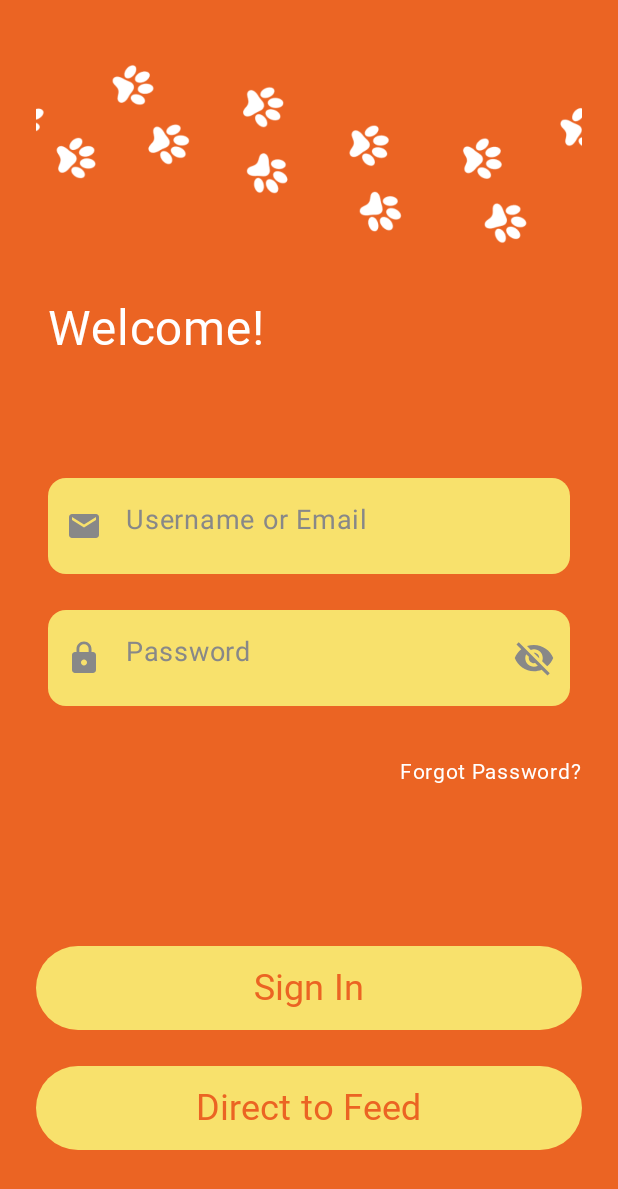
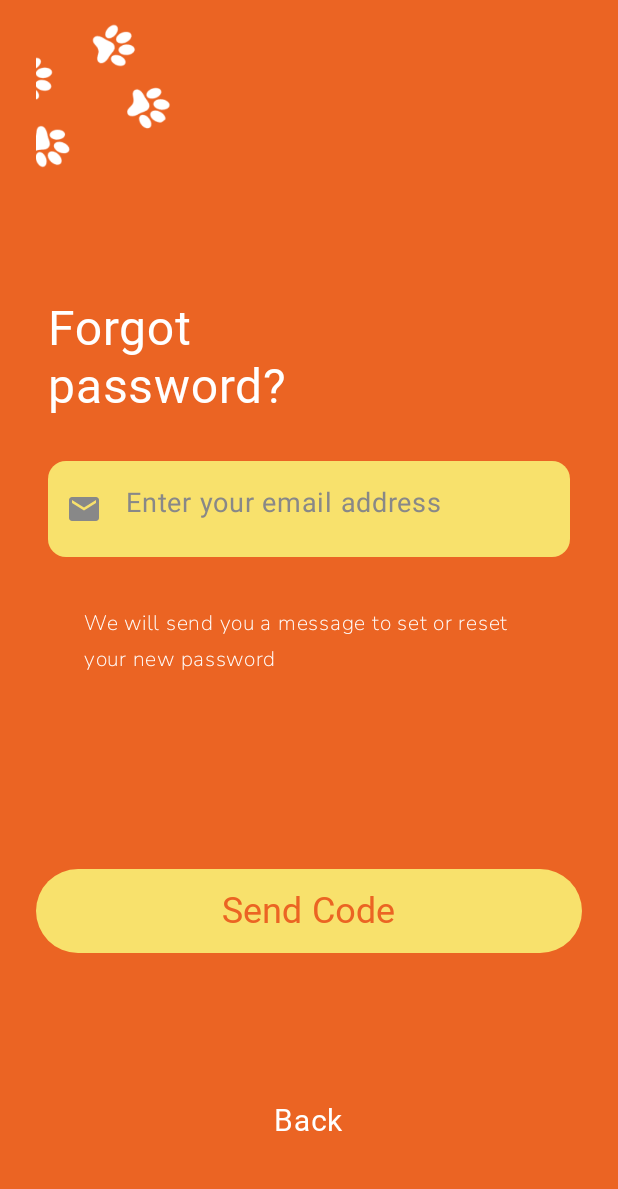
Before and after one commit to alpar-a/Petnet, an Android app built with Jetpack Compose: the screen it shows after launch (MainActivity before the commit, ForgotPasswordScreen after it), after a tap on "Forgot Password?", on a phone screen of 412 x 824 dp. Shown: the top 1189 px of the screen. Run offline under Robolectric (Android 15) with nearby library versions, the phone set to English and light mode, and no system bars; Roboto replaces fonts that are not available here.

Commit message:
added ForgotPasswordScreen

```diff
--- a/app/src/main/AndroidManifest.xml
+++ b/app/src/main/AndroidManifest.xml
@@ -33,6 +33,12 @@
             android:exported="true"
             android:label="Sign Up Screen"
             android:theme="@style/Theme.Petnet" />
+
+        <activity
+            android:name=".ForgotPasswordScreen"
+            android:exported="true"
+            android:label="Sign Up Screen"
+            android:theme="@style/Theme.Petnet" />
     </application>
 
 </manifest>
--- /dev/null
+++ b/app/src/main/java/com/example/petnet/ForgotPasswordScreen.kt
@@ -0,0 +1,163 @@
+package com.example.petnet
+
+import android.content.Intent
+import android.os.Bundle
+import androidx.activity.ComponentActivity
+import androidx.activity.compose.setContent
+import androidx.compose.foundation.Image
+import androidx.compose.foundation.clickable
+import androidx.compose.foundation.layout.Arrangement
+import androidx.compose.foundation.layout.Column
+import androidx.compose.foundation.layout.fillMaxSize
+import androidx.compose.foundation.layout.fillMaxWidth
+import androidx.compose.foundation.layout.height
+import androidx.compose.foundation.layout.padding
+import androidx.compose.foundation.layout.width
+import androidx.compose.foundation.shape.RoundedCornerShape
+import androidx.compose.material.icons.Icons
+import androidx.compose.material.icons.filled.Email
+import androidx.compose.material3.Button
+import androidx.compose.material3.ButtonDefaults
+import androidx.compose.material3.Icon
+import androidx.compose.material3.OutlinedTextField
+import androidx.compose.material3.OutlinedTextFieldDefaults
+import androidx.compose.material3.Surface
+import androidx.compose.material3.Text
+import androidx.compose.runtime.Composable
+import androidx.compose.runtime.getValue
+import androidx.compose.runtime.mutableStateOf
+import androidx.compose.runtime.remember
+import androidx.compose.runtime.setValue
+import androidx.compose.ui.Alignment
+import androidx.compose.ui.Modifier
+import androidx.compose.ui.graphics.Color
+import androidx.compose.ui.layout.ContentScale
+import androidx.compose.ui.platform.LocalContext
+import androidx.compose.ui.res.painterResource
+import androidx.compose.ui.unit.dp
+import androidx.compose.ui.unit.sp
+import com.example.petnet.ui.theme.PetnetTheme
+
+class ForgotPasswordScreen : ComponentActivity() {
+    override fun onCreate(savedInstanceState: Bundle?) {
+        super.onCreate(savedInstanceState)
+        setContent {
+            PetnetTheme {
+                Surface(
+                    modifier = Modifier.fillMaxSize(),
+                    color = Color(0xFFEB6423)
+                ) {
+                    ForgotPassword()
+                }
+            }
+        }
+    }
+}
+
+@Composable
+fun ForgotPassword() {
+    var email by remember { mutableStateOf("") }
+    val context = LocalContext.current
+
+    Column(
+        modifier = Modifier
+            .fillMaxSize()
+            .padding(horizontal = 24.dp),
+        horizontalAlignment = Alignment.Start,
+        verticalArrangement = Arrangement.Top
+    ) {
+        Image(
+            painter = painterResource(id = R.drawable.paws3),
+            contentDescription = "Paws Background",
+            modifier = Modifier
+                .width(100.dp)
+                .height(200.dp),
+            contentScale = ContentScale.FillWidth
+        )
+
+        Text(
+            text = "Forgot",
+            color = Color.White,
+            fontSize = 32.sp,
+            fontFamily = balootamma,
+            modifier = Modifier
+                .align(Alignment.Start)
+                .padding(start = 8.dp)
+        )
+        Text(
+            text = "password?",
+            color = Color.White,
+            fontSize = 32.sp,
+            fontFamily = balootamma,
+            modifier = Modifier
+                .align(Alignment.Start)
+                .padding(bottom = 30.dp, start = 8.dp)
+        )
+
+        OutlinedTextField(
+            value = email,
+            onValueChange = { email = it },
+            placeholder = {
+                Text("Enter your email address", color = Color.Gray, fontSize = 18.sp)
+            },
+            leadingIcon = {
+                Icon(Icons.Default.Email, contentDescription = null, tint = Color.Gray)
+            },
+            colors = OutlinedTextFieldDefaults.colors(
+                focusedContainerColor = Color(0xFFF8E16C),
+                unfocusedContainerColor = Color(0xFFF8E16C),
+                focusedBorderColor = Color.Transparent,
+                unfocusedBorderColor = Color.Transparent,
+                cursorColor = Color.Gray
+            ),
+            shape = RoundedCornerShape(12.dp),
+            modifier = Modifier
+                .fillMaxWidth()
+                .padding(horizontal = 8.dp)
+                .height(64.dp)
+        )
+
+        Text(
+            text = "We will send you a message to set or reset your new password",
+            color = Color.White,
+            fontSize = 14.sp,
+            fontFamily = nunitosans,
+            modifier = Modifier
+                .padding(top = 32.dp, bottom = 80.dp, start = 32.dp, end = 32.dp)
+        )
+
+        Button(
+            onClick = {
+                // Perform registration logic
+            },
+            colors = ButtonDefaults.buttonColors(containerColor = yellow),
+            shape = RoundedCornerShape(50),
+            modifier = Modifier
+                .fillMaxWidth()
+                .padding(top = 48.dp)
+                .height(56.dp),
+        ) {
+            Text(
+                text = "Send Code",
+                color = Color(0xFFEB6423),
+                fontFamily = balootamma,
+                fontSize = 24.sp
+            )
+        }
+        Text(
+            text = "Back",
+            color = Color.White,
+            fontSize = 20.sp,
+            fontFamily = balootamma,
+            modifier = Modifier
+                .padding(top = 100.dp, bottom = 10.dp)
+                .clickable {
+                    val intent = Intent(context, MainActivity::class.java)
+                    context.startActivity(intent)
+                    (context as? ComponentActivity)?.finish()
+                }
+                .align(Alignment.CenterHorizontally)
+        )
+
+    }
+}
--- a/app/src/main/java/com/example/petnet/MainActivity.kt
+++ b/app/src/main/java/com/example/petnet/MainActivity.kt
@@ -161,7 +161,9 @@ fun LoginScreen() {
             modifier = Modifier
                 .align(Alignment.End)
                 .padding(top = 32.dp, bottom = 80.dp)
-                .clickable { /* forgot password code */ }
+                .clickable {
+                    val intent = Intent(context, ForgotPasswordScreen::class.java)
+                    context.startActivity(intent) }
         )
 
         // Sign-In
```
Also changed, not shown: app/src/main/res/drawable/paws3.png (added).
